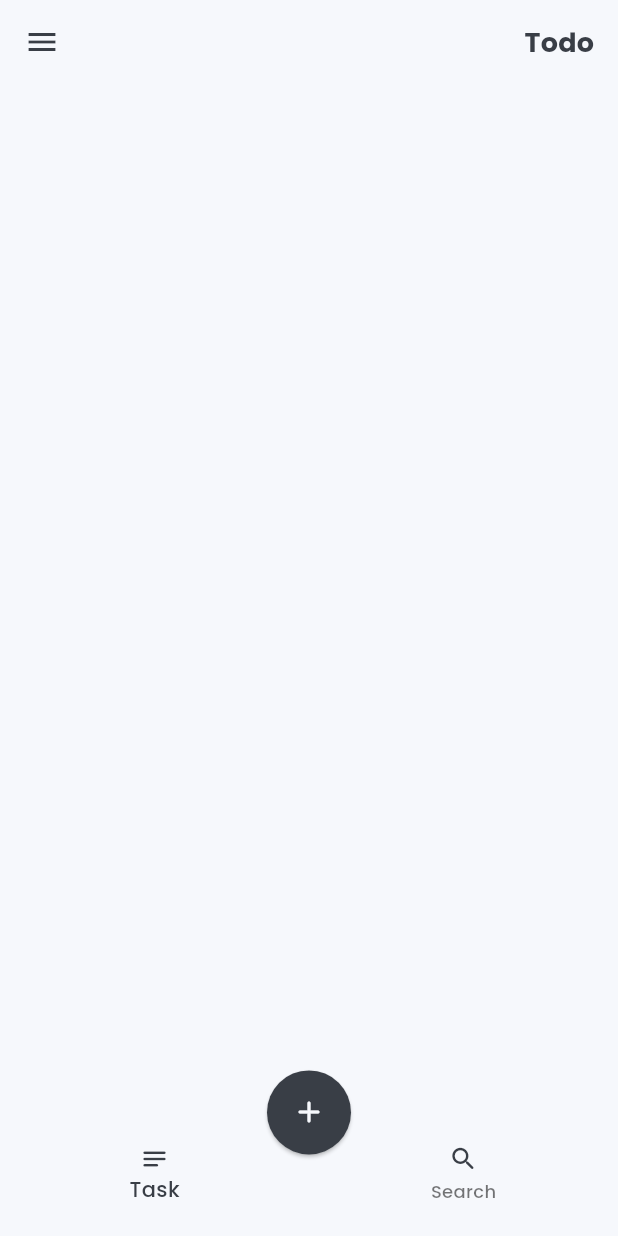
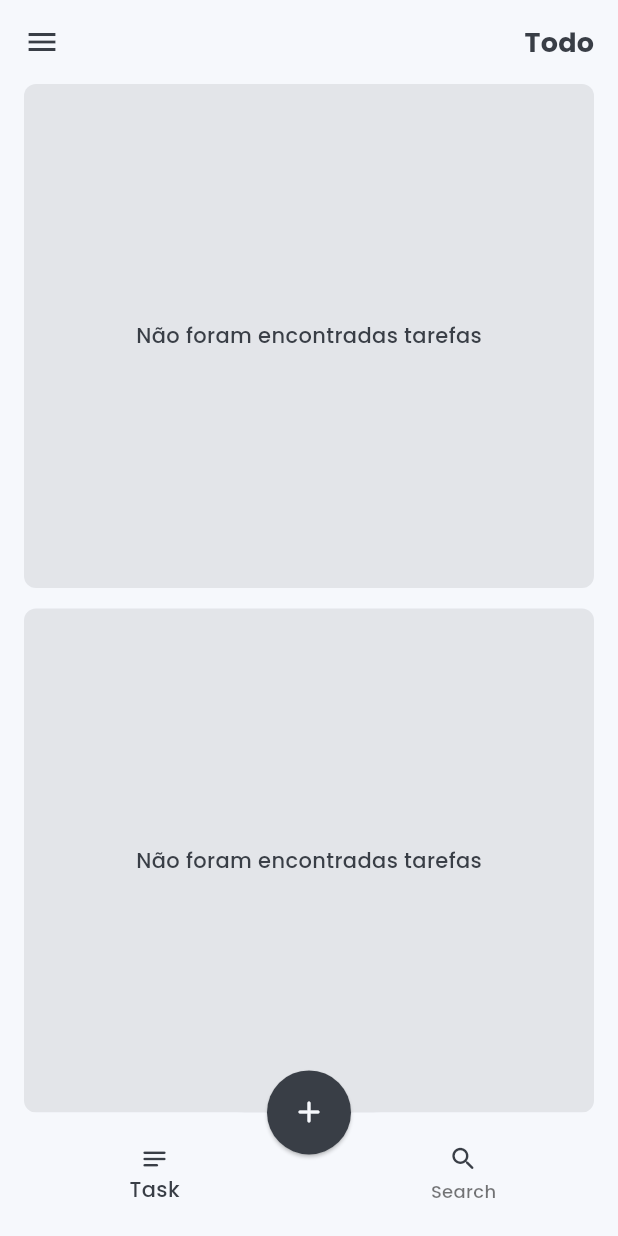
Before and after one commit to lucasxgb/todo_app, a Flutter app: the screen it shows after launch, on a phone screen of 412 x 824 dp. Run offline on Flutter 3.47's test engine with Material 3 defaults, Android fonts, the phone set to English and light mode, and no system bars; our stand-ins replace google_fonts.

Commit message:
:construction: feat: Adição de exibição da lista de tarefas

```diff
--- a/lib/src/home/view/home_page.dart
+++ b/lib/src/home/view/home_page.dart
@@ -1,5 +1,6 @@
 import 'package:flutter/material.dart';
 import 'package:todo_app/src/home/widgets/custom_bottom_navigation_bar.dart';
+import 'package:todo_app/src/home/widgets/custom_display_task_card.dart';
 import 'package:todo_app/src/home/widgets/custom_float_action_button.dart';
 import 'package:todo_app/src/shared/widgets/app_drawer.dart';
 
@@ -32,17 +33,25 @@ class _HomePageState extends State<HomePage> {
           builder: (context, constraints) {
             return Padding(
               padding: const EdgeInsets.symmetric(horizontal: 16.0),
+              child: SingleChildScrollView(
                 child: Column(
                   children: [
                     SizedBox(
-                    height: constraints.maxHeight * 0.5,
+                        height: constraints.maxHeight * 0.49,
+                        child: const CustomDisplayCardTask(
+                          label: "A fazer",
+                        )),
+                    SizedBox(
+                      height: constraints.maxHeight * 0.02,
                     ),
                     SizedBox(
-                    height: constraints.maxHeight * 0.5,
+                      height: constraints.maxHeight * 0.49,
+                      child: const CustomDisplayCardTask(
+                        label: 'Concluída',
+                      ),
                     )
-
-
                   ],
+                ),
               ),
             );
           },
--- a/lib/src/home/widgets/custom_display_task_card.dart
+++ b/lib/src/home/widgets/custom_display_task_card.dart
@@ -1,18 +1,56 @@
 // ignore_for_file: public_member_api_docs, sort_constructors_first
 import 'package:flutter/material.dart';
-
 import 'package:todo_app/src/shared/models/card_taks_model.dart';
 
 class CustomDisplayCardTask extends StatelessWidget {
+  final String label;
   final List<CardTaskModel>? tasksList;
 
   const CustomDisplayCardTask({
     super.key,
+    required this.label,
     this.tasksList,
   });
 
   @override
   Widget build(BuildContext context) {
-    return const Placeholder();
+    final ColorScheme colorScheme = Theme.of(context).colorScheme;
+    final TextTheme textTheme = Theme.of(context).textTheme;
+
+    return LayoutBuilder(
+      builder: ((context, constraints) {
+        return tasksList != null
+            ? Column(
+                children: [
+                  Text(
+                    label,
+                    style: textTheme.titleSmall,
+                  ),
+                  SizedBox(
+                    height: constraints.maxHeight * 0.02,
+                  ),
+                  ListView.builder(
+                    itemCount: tasksList!.length,
+                    // separatorBuilder: (context, index) {},
+                    itemBuilder: ((context, index) {
+                      return null;
+                    }),
+                  )
+                ],
+              )
+            : Container(
+                // height: constraints.maxHeight * 0.2,
+                decoration: BoxDecoration(
+                    borderRadius: BorderRadius.circular(8),
+                    color: colorScheme.primary.withOpacity(0.1)),
+                child: Center(
+                  child: Text(
+                    'Não foram encontradas tarefas',
+                    style: textTheme.bodyMedium,
+                  ),
+                ),
+              );
+      }),
+    );
   }
 }
--- a/lib/src/shared/res/global_theme_data.dart
+++ b/lib/src/shared/res/global_theme_data.dart
@@ -23,6 +23,7 @@ class GlobalThemeData {
       brightness: Brightness.light,
       primary: Color(0xFF393E46),
       onPrimary: Color(0xFFF6F8FC),
+      tertiary: Color(0xFF364f6b),
       secondary: Color(0xFFF6F8FC),
       onSecondary: Color(0xFF393E46),
       error: Colors.redAccent,
--- a/lib/src/shared/res/global_theme_text.dart
+++ b/lib/src/shared/res/global_theme_text.dart
@@ -5,10 +5,12 @@ class GlobalThemeText {
   static TextStyle textStyle =
       TextStyle(fontFamily: GoogleFonts.poppins().fontFamily);
   static TextTheme textTheme = TextTheme(
-    titleMedium: textStyle.copyWith(fontSize: 18, fontWeight: FontWeight.bold),
-    bodyMedium: textStyle.copyWith(fontSize: 14, fontWeight: FontWeight.w500),
-    labelMedium: textStyle.copyWith(fontSize: 16, fontWeight: FontWeight.w500, letterSpacing: 0.2),
-    labelSmall: textStyle.copyWith(fontSize: 13, fontWeight: FontWeight.w500, letterSpacing: 0.26)
-
-  );
+      titleSmall: textStyle.copyWith(fontSize: 16, fontWeight: FontWeight.bold),
+      titleMedium:
+          textStyle.copyWith(fontSize: 18, fontWeight: FontWeight.bold),
+      bodyMedium: textStyle.copyWith(fontSize: 14, fontWeight: FontWeight.w500),
+      labelMedium: textStyle.copyWith(
+          fontSize: 16, fontWeight: FontWeight.w500, letterSpacing: 0.2),
+      labelSmall: textStyle.copyWith(
+          fontSize: 13, fontWeight: FontWeight.w500, letterSpacing: 0.26));
 }
```
Lines whose indentation alone changed are shown as unchanged.
